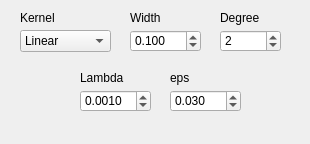
First picture: the form in _AlgorithmsPlugins/KernelMethods/paramsRVMregr.ui, repository b4silio/MLDemos, before the edit.
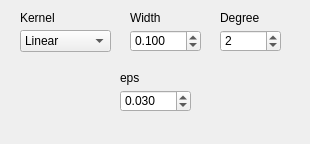
Second picture: the form after the edit.

Commit message: ADDED: Editing tools to interact with data, Label Spray, Drag and Move, Extrusion, Dimension+/- ADDED: GridSearch panel for classification and regression algorithms, to gridsearch 2 parameters at a time (need to finish updating all algorithms

The edit to the form file:
```diff
--- a/_AlgorithmsPlugins/KernelMethods/paramsRVMregr.ui
+++ b/_AlgorithmsPlugins/KernelMethods/paramsRVMregr.ui
@@ -34,7 +34,7 @@
   <widget class="QLabel" name="svmEpsLabel">
    <property name="geometry">
     <rect>
-     <x>170</x>
+     <x>120</x>
      <y>70</y>
      <width>70</width>
      <height>16</height>
@@ -49,45 +49,6 @@
     <string>eps</string>
    </property>
   </widget>
-  <widget class="QDoubleSpinBox" name="svmCSpin">
-   <property name="geometry">
-    <rect>
-     <x>80</x>
-     <y>90</y>
-     <width>71</width>
-     <height>22</height>
-    </rect>
-   </property>
-   <property name="font">
-    <font>
-     <pointsize>9</pointsize>
-    </font>
-   </property>
-   <property name="toolTip">
-    <string>&lt;!DOCTYPE HTML PUBLIC &quot;-//W3C//DTD HTML 4.0//EN&quot; &quot;http://www.w3.org/TR/REC-html40/strict.dtd&quot;&gt;
-&lt;html&gt;&lt;head&gt;&lt;meta name=&quot;qrichtext&quot; content=&quot;1&quot; /&gt;&lt;style type=&quot;text/css&quot;&gt;
-p, li { white-space: pre-wrap; }
-&lt;/style&gt;&lt;/head&gt;&lt;body style=&quot; font-family:'MS Shell Dlg 2'; font-size:8.25pt; font-weight:400; font-style:normal;&quot;&gt;
-&lt;p style=&quot; margin-top:0px; margin-bottom:0px; margin-left:0px; margin-right:0px; -qt-block-indent:0; text-indent:0px;&quot;&gt;&lt;span style=&quot; font-size:8pt;&quot;&gt;C: cost function (SVR)&lt;/span&gt;&lt;/p&gt;
-&lt;p style=&quot; margin-top:0px; margin-bottom:0px; margin-left:0px; margin-right:0px; -qt-block-indent:0; text-indent:0px;&quot;&gt;&lt;span style=&quot; font-size:8pt;&quot;&gt;Capacity: maximum bases (0=auto/unlimited) (SOGP,KRLS)&lt;/span&gt;&lt;/p&gt;
-&lt;p style=&quot; margin-top:0px; margin-bottom:0px; margin-left:0px; margin-right:0px; -qt-block-indent:0; text-indent:0px;&quot;&gt;&lt;span style=&quot; font-size:8pt;&quot;&gt;KRLS: capacity of 1 not allowed (switches to 2)&lt;/span&gt;&lt;/p&gt;&lt;/body&gt;&lt;/html&gt;</string>
-   </property>
-   <property name="decimals">
-    <number>4</number>
-   </property>
-   <property name="minimum">
-    <double>0.000100000000000</double>
-   </property>
-   <property name="maximum">
-    <double>999.899999999999977</double>
-   </property>
-   <property name="singleStep">
-    <double>0.010000000000000</double>
-   </property>
-   <property name="value">
-    <double>0.001000000000000</double>
-   </property>
-  </widget>
   <widget class="QLabel" name="labelDegree">
    <property name="geometry">
     <rect>
@@ -109,7 +70,7 @@
   <widget class="QDoubleSpinBox" name="svmPSpin">
    <property name="geometry">
     <rect>
-     <x>170</x>
+     <x>120</x>
      <y>90</y>
      <width>71</width>
      <height>22</height>
@@ -194,24 +155,6 @@
     <number>2</number>
    </property>
   </widget>
-  <widget class="QLabel" name="svmCLabel">
-   <property name="geometry">
-    <rect>
-     <x>80</x>
-     <y>70</y>
-     <width>60</width>
-     <height>16</height>
-    </rect>
-   </property>
-   <property name="font">
-    <font>
-     <pointsize>9</pointsize>
-    </font>
-   </property>
-   <property name="text">
-    <string>Lambda</string>
-   </property>
-  </widget>
   <widget class="QComboBox" name="kernelTypeCombo">
    <property name="geometry">
     <rect>
```
The commit also changes 66 other files.
